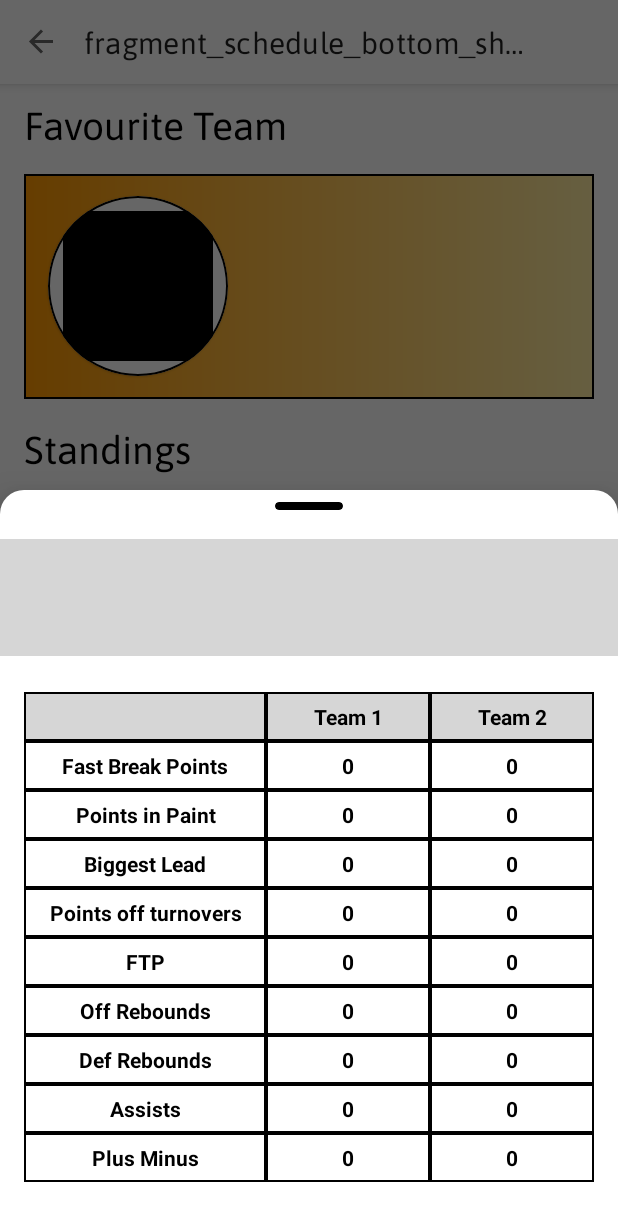
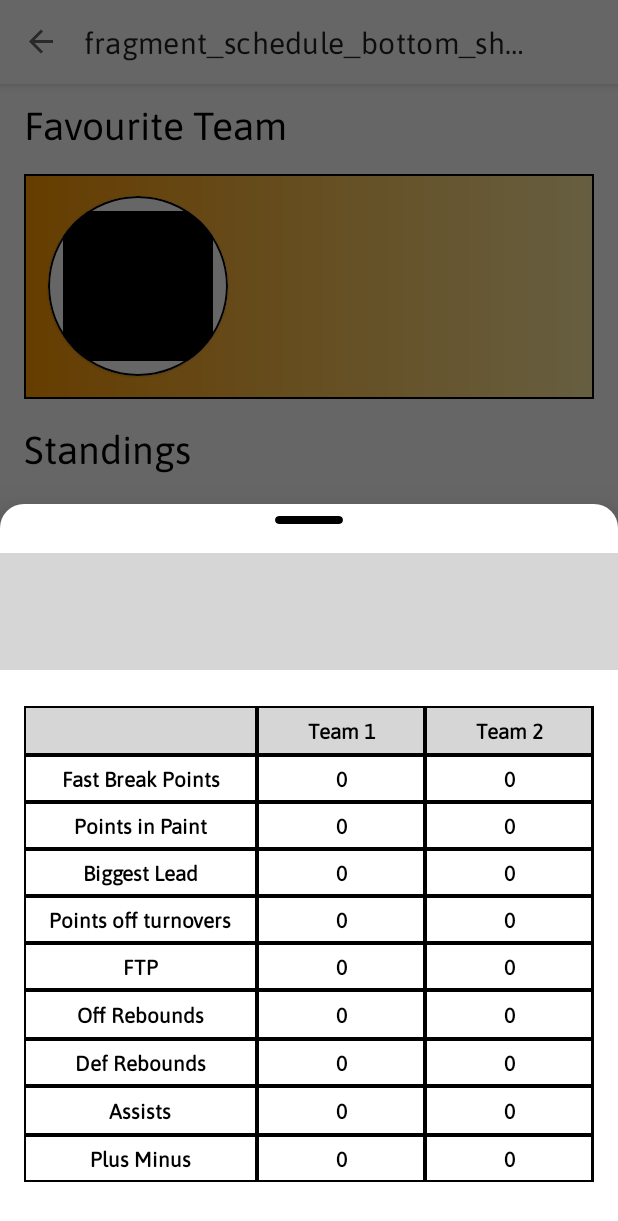
Before and after one commit to InderPanesar/NBA-Android-Application, an Android app: the ScheduleBottomSheetFragment screen opened through its navigation route, on a phone screen of 412 x 824 dp. Shown: the top 1221 px of the screen. Run offline under Robolectric (Android 15) with nearby library versions, the phone set to English and light mode, and no system bars; our stand-ins replace Dagger/Hilt's generated code, Picasso, navigation-ui; pictures from the network do not load; 14 statements that could not run were skipped.

Commit message:
Update fragment_schedule_bottom_sheet.xml

```diff
--- a/app/src/main/res/layout/fragment_schedule_bottom_sheet.xml
+++ b/app/src/main/res/layout/fragment_schedule_bottom_sheet.xml
@@ -51,6 +51,7 @@
                 android:textSize="24sp"
                 android:gravity="center"
                 android:textStyle="normal"
+                android:fontFamily="@font/asap_regular"
                 android:textColor="@color/black">
             </TextView>
         </LinearLayout>
@@ -74,6 +75,7 @@
                 android:textSize="24sp"
                 android:gravity="center"
                 android:textStyle="normal"
+                android:fontFamily="@font/asap_regular"
                 android:textColor="@color/black">
             </TextView>
             <ImageView
@@ -140,6 +142,7 @@
                     android:padding="1dp"
                     android:layout_margin="1dp"
                     android:background="@color/alto"
+                    android:fontFamily="@font/asap_regular"
                     android:gravity="center"
                     android:textStyle="bold"
                     android:layout_column="1"
@@ -154,6 +157,7 @@
                     android:padding="1dp"
                     android:layout_margin="1dp"
                     android:background="@color/alto"
+                    android:fontFamily="@font/asap_regular"
                     android:gravity="center"
                     android:textStyle="bold"
                     android:layout_column="1"
@@ -173,6 +177,7 @@
                     android:layout_width="wrap_content"
                     android:layout_height="match_parent"
                     android:text="@string/fast_break_points_table_row"
+                    android:fontFamily="@font/asap_regular"
                     android:textSize="14sp"
                     android:paddingLeft="15dp"
                     android:paddingTop="5dp"
@@ -191,6 +196,7 @@
                     android:layout_height="match_parent"
                     android:textSize="14sp"
                     android:text="@string/default_table_value_schedule"
+                    android:fontFamily="@font/asap_regular"
                     android:padding="1dp"
                     android:layout_margin="1dp"
                     android:background="#FFFFFF"
@@ -205,6 +211,7 @@
                     android:layout_height="match_parent"
                     android:textSize="14sp"
                     android:text="@string/default_table_value_schedule"
+                    android:fontFamily="@font/asap_regular"
                     android:padding="1dp"
                     android:layout_margin="1dp"
                     android:background="#FFFFFF"
@@ -227,6 +234,7 @@
                     android:layout_width="wrap_content"
                     android:layout_height="match_parent"
                     android:text="@string/points_in_paint_table_row"
+                    android:fontFamily="@font/asap_regular"
                     android:textSize="14sp"
                     android:paddingLeft="15dp"
                     android:paddingTop="5dp"
@@ -245,6 +253,7 @@
                     android:layout_height="match_parent"
                     android:textSize="14sp"
                     android:text="@string/default_table_value_schedule"
+                    android:fontFamily="@font/asap_regular"
                     android:padding="1dp"
                     android:layout_margin="1dp"
                     android:background="#FFFFFF"
@@ -259,6 +268,7 @@
                     android:layout_height="match_parent"
                     android:textSize="14sp"
                     android:text="@string/default_table_value_schedule"
+                    android:fontFamily="@font/asap_regular"
                     android:padding="1dp"
                     android:layout_margin="1dp"
                     android:background="#FFFFFF"
@@ -281,6 +291,7 @@
                     android:layout_width="wrap_content"
                     android:layout_height="match_parent"
                     android:text="@string/biggest_lead_table_row"
+                    android:fontFamily="@font/asap_regular"
                     android:textSize="14sp"
                     android:paddingLeft="15dp"
                     android:paddingTop="5dp"
@@ -299,6 +310,7 @@
                     android:layout_height="match_parent"
                     android:textSize="14sp"
                     android:text="@string/default_table_value_schedule"
+                    android:fontFamily="@font/asap_regular"
                     android:padding="1dp"
                     android:layout_margin="1dp"
                     android:background="#FFFFFF"
@@ -313,6 +325,7 @@
                     android:layout_height="match_parent"
                     android:textSize="14sp"
                     android:text="@string/default_table_value_schedule"
+                    android:fontFamily="@font/asap_regular"
                     android:padding="1dp"
                     android:layout_margin="1dp"
                     android:background="#FFFFFF"
@@ -335,6 +348,7 @@
                     android:layout_width="wrap_content"
                     android:layout_height="match_parent"
                     android:text="@string/points_off_turnovers_table_row"
+                    android:fontFamily="@font/asap_regular"
                     android:textSize="14sp"
                     android:paddingLeft="15dp"
                     android:paddingTop="5dp"
@@ -353,6 +367,7 @@
                     android:layout_height="match_parent"
                     android:textSize="14sp"
                     android:text="@string/default_table_value_schedule"
+                    android:fontFamily="@font/asap_regular"
                     android:padding="1dp"
                     android:layout_margin="1dp"
                     android:background="#FFFFFF"
@@ -367,6 +382,7 @@
                     android:layout_height="match_parent"
                     android:textSize="14sp"
                     android:text="@string/default_table_value_schedule"
+                    android:fontFamily="@font/asap_regular"
                     android:padding="1dp"
                     android:layout_margin="1dp"
                     android:background="#FFFFFF"
@@ -389,6 +405,7 @@
                     android:layout_width="wrap_content"
                     android:layout_height="match_parent"
                     android:text="@string/ftp_table_row"
+                    android:fontFamily="@font/asap_regular"
                     android:textSize="14sp"
                     android:paddingLeft="15dp"
                     android:paddingTop="5dp"
@@ -407,6 +424,7 @@
                     android:layout_height="match_parent"
                     android:textSize="14sp"
                     android:text="@string/default_table_value_schedule"
+                    android:fontFamily="@font/asap_regular"
                     android:padding="1dp"
                     android:layout_margin="1dp"
                     android:background="#FFFFFF"
@@ -421,6 +439,7 @@
                     android:layout_height="match_parent"
                     android:textSize="14sp"
                     android:text="@string/default_table_value_schedule"
+                    android:fontFamily="@font/asap_regular"
                     android:padding="1dp"
                     android:layout_margin="1dp"
                     android:background="#FFFFFF"
@@ -443,6 +462,7 @@
                     android:layout_width="wrap_content"
                     android:layout_height="match_parent"
                     android:text="@string/off_rebounds_table_row"
+                    android:fontFamily="@font/asap_regular"
                     android:textSize="14sp"
                     android:paddingLeft="15dp"
                     android:paddingTop="5dp"
@@ -465,6 +485,7 @@
                     android:gravity="center"
                     android:padding="1dp"
                     android:text="@string/default_table_value_schedule"
+                    android:fontFamily="@font/asap_regular"
                     android:textSize="14sp"
                     android:textStyle="bold" />
 
@@ -474,6 +495,7 @@
                     android:layout_height="match_parent"
                     android:textSize="14sp"
                     android:text="@string/default_table_value_schedule"
+                    android:fontFamily="@font/asap_regular"
                     android:padding="1dp"
                     android:layout_margin="1dp"
                     android:background="#FFFFFF"
@@ -496,6 +518,7 @@
                     android:layout_width="wrap_content"
                     android:layout_height="match_parent"
                     android:text="@string/def_rebounds_table_row"
+                    android:fontFamily="@font/asap_regular"
                     android:textSize="14sp"
                     android:paddingLeft="15dp"
                     android:paddingTop="5dp"
@@ -514,6 +537,7 @@
                     android:layout_height="match_parent"
                     android:textSize="14sp"
                     android:text="@string/default_table_value_schedule"
+                    android:fontFamily="@font/asap_regular"
                     android:padding="1dp"
                     android:layout_margin="1dp"
                     android:background="#FFFFFF"
@@ -528,6 +552,7 @@
                     android:layout_height="match_parent"
                     android:textSize="14sp"
                     android:text="@string/default_table_value_schedule"
+                    android:fontFamily="@font/asap_regular"
                     android:padding="1dp"
                     android:layout_margin="1dp"
                     android:background="#FFFFFF"
@@ -550,6 +575,7 @@
                     android:layout_width="wrap_content"
                     android:layout_height="match_parent"
                     android:text="@string/assists_table_row"
+                    android:fontFamily="@font/asap_regular"
                     android:textSize="14sp"
                     android:paddingLeft="15dp"
                     android:paddingTop="5dp"
@@ -568,6 +594,7 @@
                     android:layout_height="match_parent"
                     android:textSize="14sp"
                     android:text="@string/default_table_value_schedule"
+                    android:fontFamily="@font/asap_regular"
                     android:padding="1dp"
                     android:layout_margin="1dp"
                     android:background="#FFFFFF"
@@ -586,6 +613,7 @@
                     android:gravity="center"
                     android:padding="1dp"
                     android:text="@string/default_table_value_schedule"
+                    android:fontFamily="@font/asap_regular"
                     android:textSize="14sp"
                     android:textStyle="bold" />
             </TableRow>
@@ -603,6 +631,7 @@
                     android:layout_width="wrap_content"
                     android:layout_height="match_parent"
                     android:text="@string/plus_minus_table_row"
+                    android:fontFamily="@font/asap_regular"
                     android:textSize="14sp"
                     android:paddingLeft="15dp"
                     android:paddingTop="5dp"
@@ -621,6 +650,7 @@
                     android:layout_height="match_parent"
                     android:textSize="14sp"
                     android:text="@string/default_table_value_schedule"
+                    android:fontFamily="@font/asap_regular"
                     android:padding="1dp"
                     android:layout_margin="1dp"
                     android:background="#FFFFFF"
@@ -635,6 +665,7 @@
                     android:layout_height="match_parent"
                     android:textSize="14sp"
                     android:text="@string/default_table_value_schedule"
+                    android:fontFamily="@font/asap_regular"
                     android:padding="1dp"
                     android:layout_margin="1dp"
                     android:background="#FFFFFF"
```
